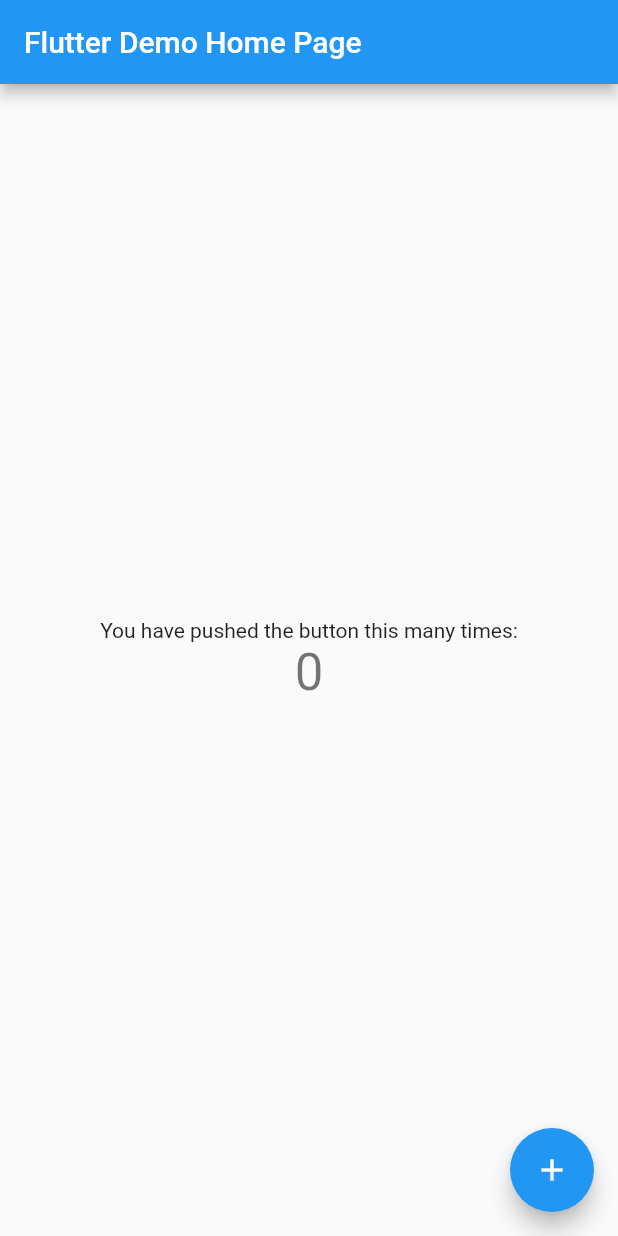
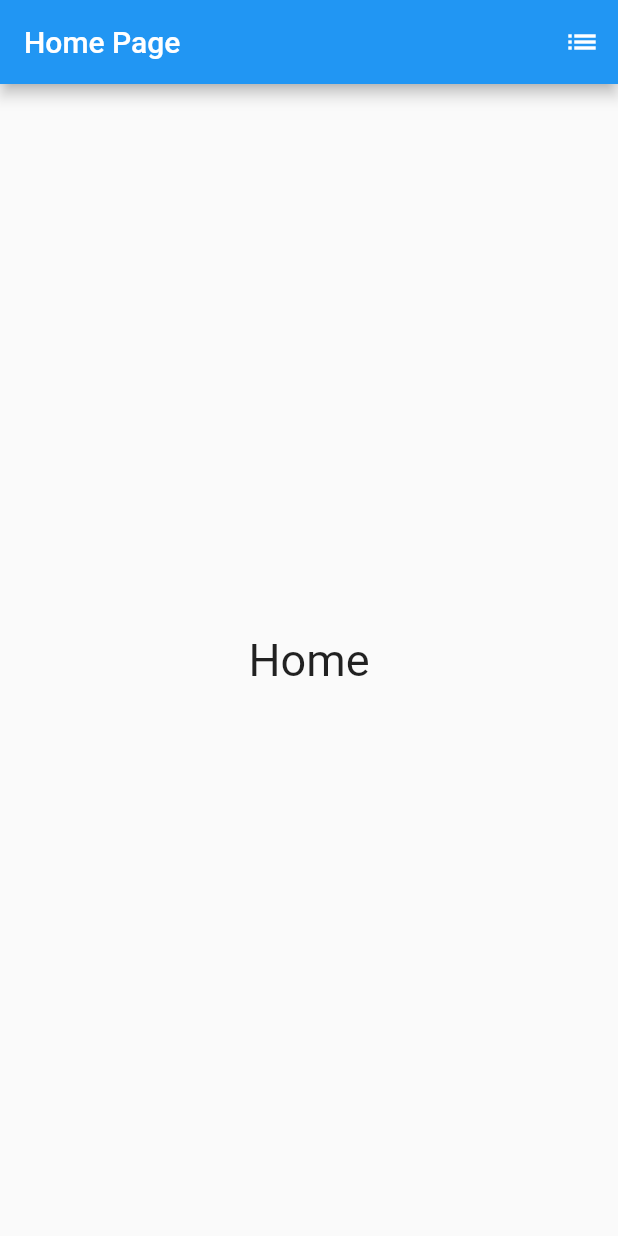
Before and after one commit to Lee180102/my_app, a Flutter app: the screen it shows after launch, on a phone screen of 412 x 824 dp. Run offline on Flutter 3.47's test engine with Material 2 defaults, Android fonts, the phone set to English and light mode, and no system bars.

Commit message:
完成几个demo'

```diff
--- a/lib/main.dart
+++ b/lib/main.dart
@@ -1,4 +1,10 @@
 import 'package:flutter/material.dart';
+import 'package:my_app/demo/demo_list.dart';
+import 'package:my_app/demo/hello_world.dart';
+
+import 'demo/basic_widget.dart';
+import 'demo/new_route.dart';
+import 'myHomePage.dart';
 
 void main() => runApp(MyApp());
 
@@ -9,103 +15,15 @@ class MyApp extends StatelessWidget {
     return MaterialApp(
       title: 'Flutter Demo',
       theme: ThemeData(
-        // This is the theme of your application.
-        //
-        // Try running your application with "flutter run". You'll see the
-        // application has a blue toolbar. Then, without quitting the app, try
-        // changing the primarySwatch below to Colors.green and then invoke
-        // "hot reload" (press "r" in the console where you ran "flutter run",
-        // or simply save your changes to "hot reload" in a Flutter IDE).
-        // Notice that the counter didn't reset back to zero; the application
-        // is not restarted.
         primarySwatch: Colors.blue,
       ),
-      home: MyHomePage(title: 'Flutter Demo Home Page'),
+      routes: {
+        "new_route": (context) => new NewRoute(),
+        "hello_world": (context) => new HelloWorld(),
+        "basic_widget": (context) => new BasicWidget(),
+        "demo_list": (context) => new DemoList(),
+      },
+      home: MyHomePage(title: 'Home Page'),
     );
   }
 }
-
-class MyHomePage extends StatefulWidget {
-  MyHomePage({Key key, this.title}) : super(key: key);
-
-  // This widget is the home page of your application. It is stateful, meaning
-  // that it has a State object (defined below) that contains fields that affect
-  // how it looks.
-
-  // This class is the configuration for the state. It holds the values (in this
-  // case the title) provided by the parent (in this case the App widget) and
-  // used by the build method of the State. Fields in a Widget subclass are
-  // always marked "final".
-
-  final String title;
-
-  @override
-  _MyHomePageState createState() => _MyHomePageState();
-}
-
-class _MyHomePageState extends State<MyHomePage> {
-  int _counter = 0;
-
-  void _incrementCounter() {
-    setState(() {
-      // This call to setState tells the Flutter framework that something has
-      // changed in this State, which causes it to rerun the build method below
-      // so that the display can reflect the updated values. If we changed
-      // _counter without calling setState(), then the build method would not be
-      // called again, and so nothing would appear to happen.
-      _counter++;
-    });
-  }
-
-  @override
-  Widget build(BuildContext context) {
-    // This method is rerun every time setState is called, for instance as done
-    // by the _incrementCounter method above.
-    //
-    // The Flutter framework has been optimized to make rerunning build methods
-    // fast, so that you can just rebuild anything that needs updating rather
-    // than having to individually change instances of widgets.
-    return Scaffold(
-      appBar: AppBar(
-        // Here we take the value from the MyHomePage object that was created by
-        // the App.build method, and use it to set our appbar title.
-        title: Text(widget.title),
-      ),
-      body: Center(
-        // Center is a layout widget. It takes a single child and positions it
-        // in the middle of the parent.
-        child: Column(
-          // Column is also layout widget. It takes a list of children and
-          // arranges them vertically. By default, it sizes itself to fit its
-          // children horizontally, and tries to be as tall as its parent.
-          //
-          // Invoke "debug painting" (press "p" in the console, choose the
-          // "Toggle Debug Paint" action from the Flutter Inspector in Android
-          // Studio, or the "Toggle Debug Paint" command in Visual Studio Code)
-          // to see the wireframe for each widget.
-          //
-          // Column has various properties to control how it sizes itself and
-          // how it positions its children. Here we use mainAxisAlignment to
-          // center the children vertically; the main axis here is the vertical
-          // axis because Columns are vertical (the cross axis would be
-          // horizontal).
-          mainAxisAlignment: MainAxisAlignment.center,
-          children: <Widget>[
-            Text(
-              'You have pushed the button this many times:',
-            ),
-            Text(
-              '$_counter',
-              style: Theme.of(context).textTheme.display1,
-            ),
-          ],
-        ),
-      ),
-      floatingActionButton: FloatingActionButton(
-        onPressed: _incrementCounter,
-        tooltip: 'Increment',
-        child: Icon(Icons.add),
-      ), // This trailing comma makes auto-formatting nicer for build methods.
-    );
-  }
-}
--- /dev/null
+++ b/lib/myHomePage.dart
@@ -0,0 +1,31 @@
+import 'package:flutter/material.dart';
+
+class MyHomePage extends StatefulWidget {
+  MyHomePage({Key key, this.title}) : super(key: key);
+
+  final String title;
+
+  @override
+  _MyHomePageState createState() => _MyHomePageState();
+}
+
+class _MyHomePageState extends State<MyHomePage> {
+  @override
+  Widget build(BuildContext context) {
+    return Scaffold(
+        appBar: AppBar(
+          title: Text(widget.title),
+          actions: <Widget>[
+            new IconButton(
+              icon: new Icon(Icons.list),
+              onPressed: _pushDemoList,
+            )
+          ],
+        ),
+        body: new Center(child: new Text("Home",style: TextStyle(fontSize: 30.0),),));
+  }
+
+  _pushDemoList() {
+    Navigator.of(context).pushNamed("demo_list");
+  }
+}
--- /dev/null
+++ b/lib/utils/localFile.dart
@@ -0,0 +1,5 @@
+import 'dart:io';
+
+localFile(path) async {
+    return new File('$path/json/router.json');
+}
--- a/pubspec.yaml
+++ b/pubspec.yaml
@@ -23,6 +23,7 @@ dependencies:
   # The following adds the Cupertino Icons font to your application.
   # Use with the CupertinoIcons class for iOS style icons.
   cupertino_icons: ^0.1.2
+  path_provider: ^1.5.0
 
 dev_dependencies:
   flutter_test:
```
Also changed, not shown: lib/demo/basic_widget.dart (added, +65 -0 lines), lib/demo/demo_list.dart (added, +48 -0 lines), lib/demo/hello_world.dart (added, +19 -0 lines), lib/demo/new_route.dart (added, +15 -0 lines), lib/utils/localPath.dart (added, +17 -0 lines), lib/utils/read_write_json.dart (added, +27 -0 lines), pubspec.lock, 1 other file.
